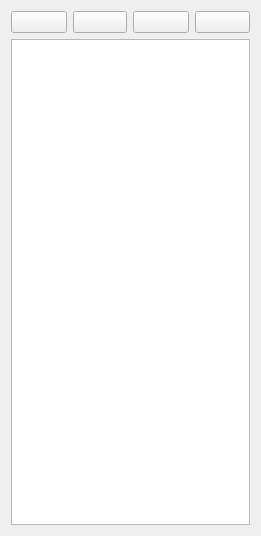
First picture: the form in LayerEditor.ui, repository BatchDrake/SuWidgets, before the edit.
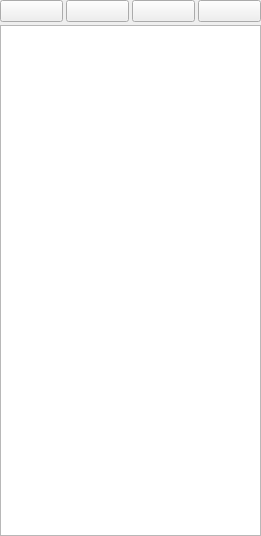
Second picture: the form after the edit. Icons and pictures are not drawn.

Patch:
```diff
--- a/LayerEditor.ui
+++ b/LayerEditor.ui
@@ -14,6 +14,21 @@
    <string>Form</string>
   </property>
   <layout class="QGridLayout" name="gridLayout">
+   <property name="leftMargin">
+    <number>0</number>
+   </property>
+   <property name="topMargin">
+    <number>0</number>
+   </property>
+   <property name="rightMargin">
+    <number>0</number>
+   </property>
+   <property name="bottomMargin">
+    <number>0</number>
+   </property>
+   <property name="spacing">
+    <number>3</number>
+   </property>
    <item row="0" column="2">
     <widget class="QPushButton" name="moveUpButton">
      <property name="text">
```
